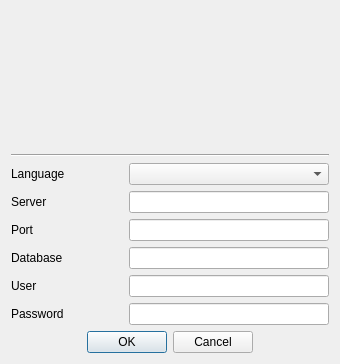
This is xulpymoney/ui/frmAccess.ui in turulomio/xulpymoney as Qt 5 draws it before an edit. The edited form follows.
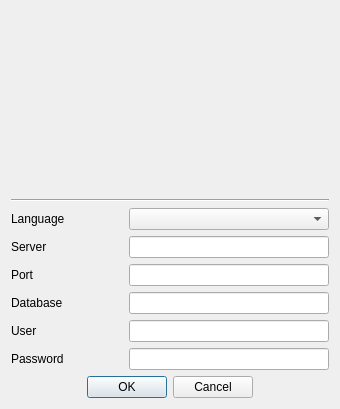
This is the edited form. Icons and pictures are not drawn.

Patch:
```diff
--- a/xulpymoney/ui/frmAccess.ui
+++ b/xulpymoney/ui/frmAccess.ui
@@ -10,7 +10,7 @@
     <x>0</x>
     <y>0</y>
     <width>340</width>
-    <height>364</height>
+    <height>409</height>
    </rect>
   </property>
   <property name="sizePolicy">
```
Left out of the diff: 2 changed lines with no effect on the pictures.
